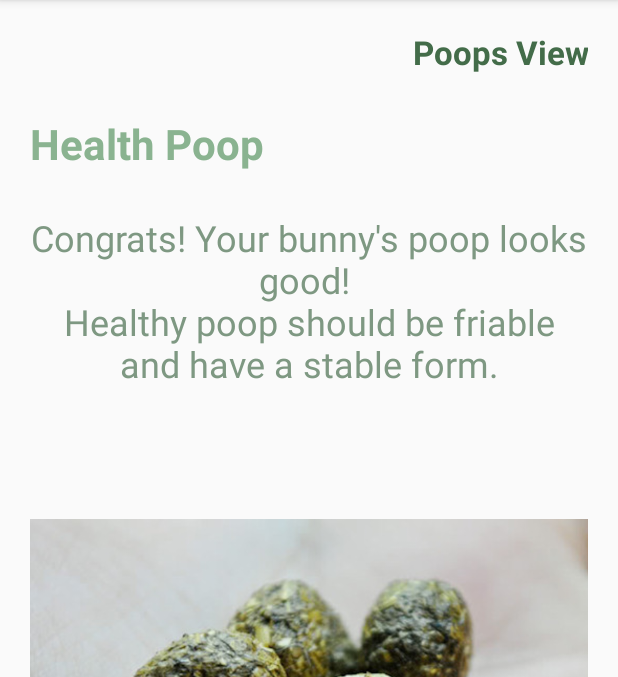
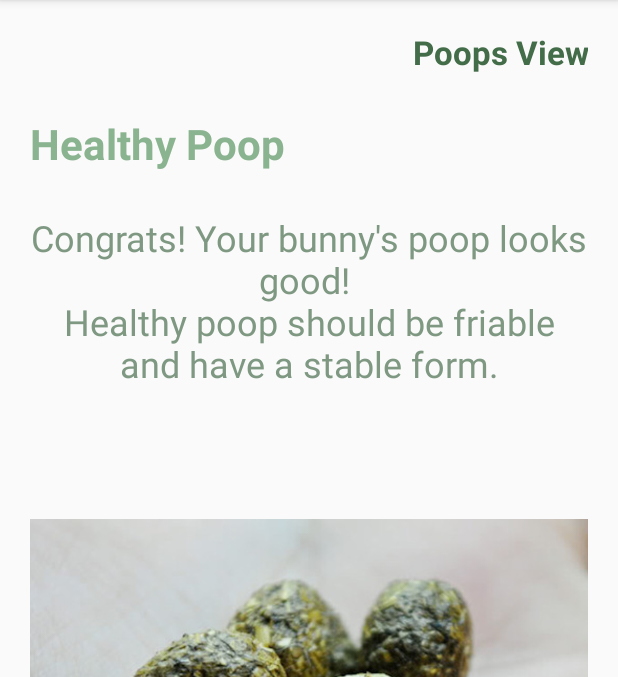
Before and after one commit to NanJ7020/BunnyHealthCareFrontEnd_Android, an Android app: the HealthPoopActivity screen opened directly, with no data from a screen before it, on a phone screen of 412 x 824 dp, the part 84-761 px from its top. Run offline under Robolectric (Android 15) with nearby library versions, the phone set to English and light mode, and no system bars.

Commit message:
Fisrt Version

```diff
--- a/app/src/main/java/com/example/pooptest/PoopTest/HealthPoopActivity.java
+++ b/app/src/main/java/com/example/pooptest/PoopTest/HealthPoopActivity.java
@@ -1,12 +1,8 @@
 package com.example.pooptest.PoopTest;
-
-import androidx.appcompat.app.AppCompatActivity;
 
 import android.content.Intent;
 import android.os.Bundle;
-import android.util.Log;
 import android.view.View;
-import android.widget.Toast;
 
 import com.example.pooptest.AcctBaseActivity;
 import com.example.pooptest.PoopsView;
@@ -17,7 +13,7 @@ public class HealthPoopActivity extends AcctBaseActivity {
     @Override
     protected void onCreate(Bundle savedInstanceState) {
         super.onCreate(savedInstanceState);
-        setContentView(R.layout.activity_health_poop);
+        setContentView(R.layout.activity_healthy_poop);
 
     }
 
--- a/app/src/main/java/com/example/pooptest/Posts/PostMyPostListActivity.java
+++ b/app/src/main/java/com/example/pooptest/Posts/PostMyPostListActivity.java
@@ -50,9 +50,6 @@ public class PostMyPostListActivity extends PostBaseActivity  {
                 ArrayList<Post> posts = getAllPostResponse.getPosts();
 
 
-
-
-
                 listView=findViewById(R.id.myPosts_listView);
 
                 PostItemAdapter adapter_mypostItem=new PostItemAdapter(getApplicationContext(),R.layout.list_view_post_my_item,myPostList);
--- a/app/src/main/java/com/example/pooptest/Services/PostService.java
+++ b/app/src/main/java/com/example/pooptest/Services/PostService.java
@@ -11,6 +11,7 @@ import retrofit2.http.DELETE;
 import retrofit2.http.GET;
 import retrofit2.http.Header;
 import retrofit2.http.POST;
+import retrofit2.http.PUT;
 import retrofit2.http.Path;
 
 public interface PostService {
@@ -28,5 +29,9 @@ public interface PostService {
     Call<Post> deletePostByPostID(@Path("post_id") String post_id,
                                   @Header("x-auth-token") String authToken);
 
+    @PUT("api/posts/useful/{post_id}")
+    Call<Post> takeCareBunny(@Path("post_id") String post_id,
+                             @Header("x-auth-token") String authToken);
+
 
 }
--- a/app/src/main/res/layout/activity_health_poop.xml
+++ b/app/src/main/res/layout/activity_healthy_poop.xml
@@ -26,7 +26,7 @@
         android:layout_width="fill_parent"
         android:layout_height="wrap_content"
         android:layout_weight="1"
-        android:text="Health Poop"
+        android:text="Healthy Poop"
         android:textColor="@color/FontColor"
         android:textSize="28sp"
         android:textStyle="bold" />
--- a/app/src/main/res/layout/activity_post_detail.xml
+++ b/app/src/main/res/layout/activity_post_detail.xml
@@ -222,7 +222,8 @@
                     android:text="Take care Bunny"
                     android:textStyle="bold"
                     android:textColor="@color/Font2Color"
-                    android:textSize="20sp" />
+                    android:textSize="20sp"
+                    android:onClick="takeCareBunnyCheck"/>
 
                 <TextView
                     android:id="@+id/postCareBun_textView"
```
Also changed, not shown: app/src/main/java/com/example/pooptest/Posts/PostDetailActivity.java (+27 -1 lines), app/src/main/java/com/example/pooptest/Auth/AuthBaseActivity.java (line endings or trailing spaces).
